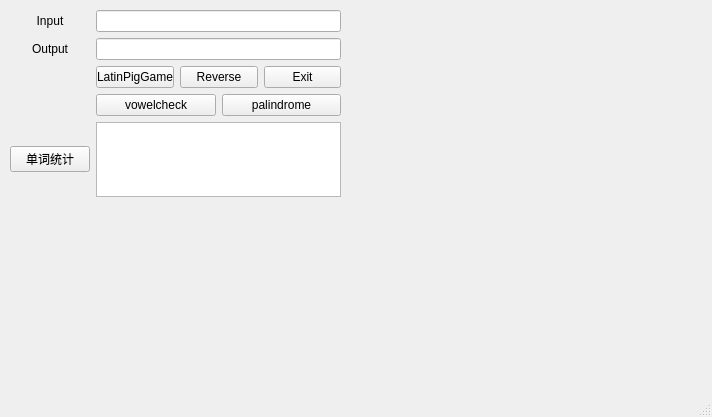
xu-fengfeng/python_exe, file mainwindow.ui: the form before one commit.
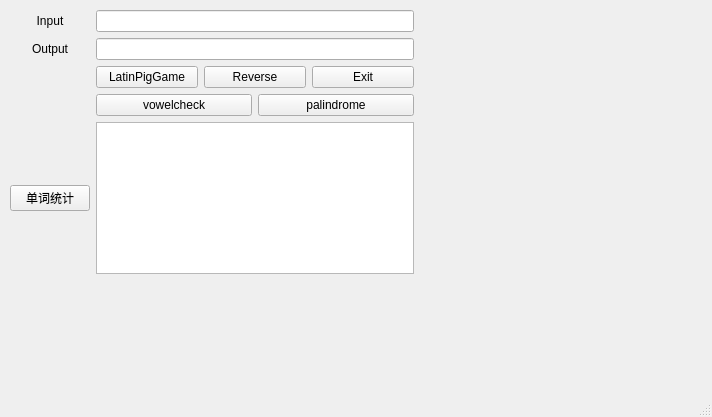
The form after the commit.

Commit message: add word statisc function

Diff of the .ui file:
```diff
--- a/mainwindow.ui
+++ b/mainwindow.ui
@@ -25,8 +25,8 @@
      <rect>
       <x>10</x>
       <y>10</y>
-      <width>331</width>
-      <height>187</height>
+      <width>404</width>
+      <height>264</height>
      </rect>
     </property>
     <layout class="QGridLayout" name="mainlayout">
```
Left out of the diff: 4 changed lines with no effect on the pictures. The commit also changes 1 other file.
